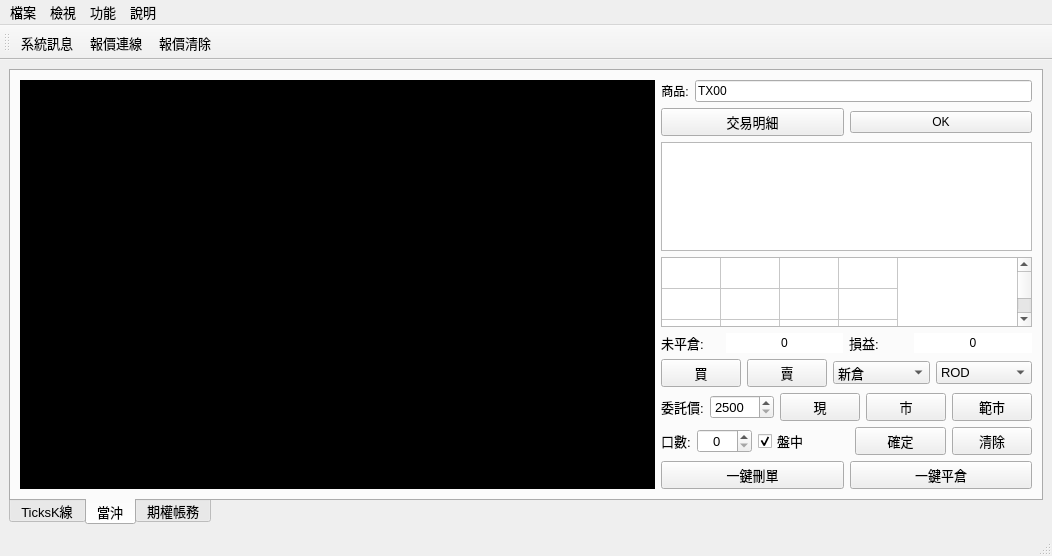
Before: the Qt Designer form APIver2/UI/MainWindow.ui in clamgee/python-code, drawn with Qt 5.
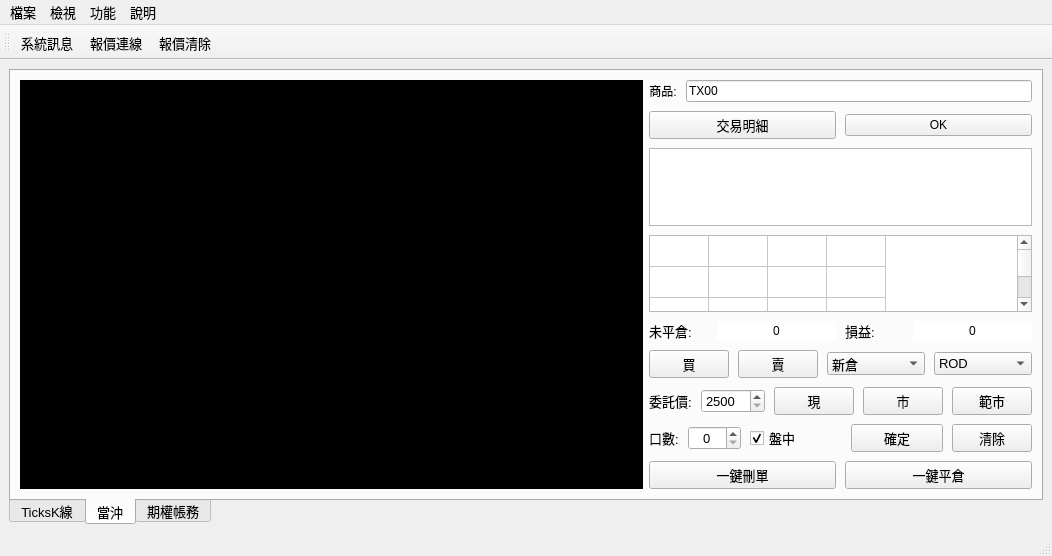
After: the same form once the commit is applied. The open tabs and pages were chosen to show the change. Custom widgets are drawn as their Qt base class.

What changed in the file:
```diff
--- a/APIver2/UI/MainWindow.ui
+++ b/APIver2/UI/MainWindow.ui
@@ -465,7 +465,10 @@
            </layout>
           </item>
           <item>
-           <layout class="QVBoxLayout" name="verticalLayout_2" stretch="1,1,0,6,1,1,1,1,1">
+           <layout class="QVBoxLayout" name="verticalLayout_2" stretch="1,1,6,6,1,1,1,1,1">
+            <property name="spacing">
+             <number>9</number>
+            </property>
             <item>
              <layout class="QHBoxLayout" name="horizontalLayout_14" stretch="0,4">
               <item>
```
Left out of the diff: 7 changed lines with no effect on the pictures.
